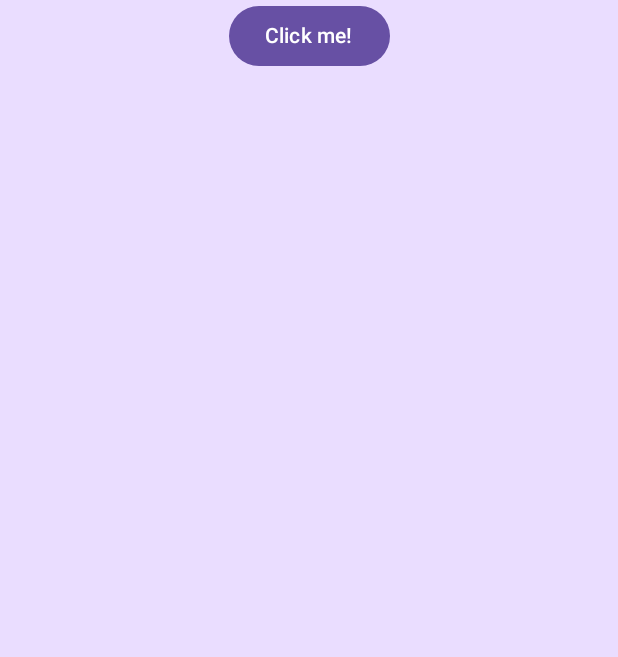
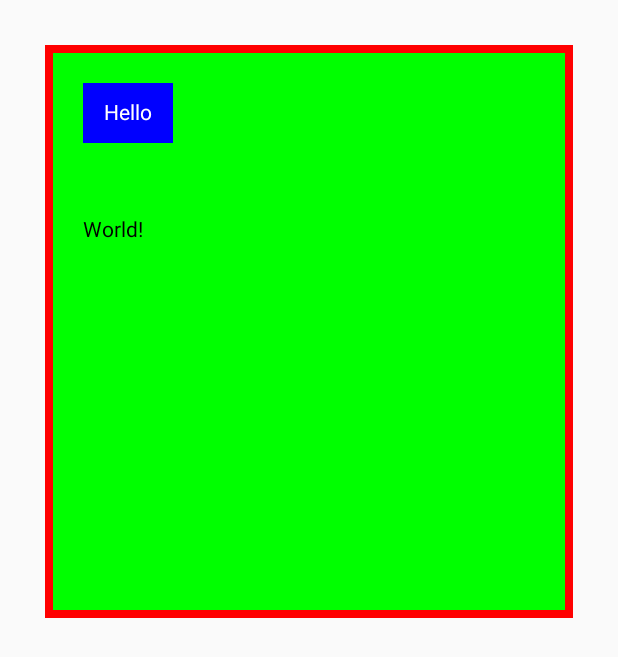
Before and after one commit to MohammadAssaf10/First-kotlin-KMP-App, an Android app built with Jetpack Compose: the screen it shows after launch (MainActivity), on a phone screen of 412 x 824 dp. Shown: the top 657 px of the screen. Run offline under Robolectric (Android 15) with nearby library versions, the phone set to English and light mode, and no system bars.

Commit message:
Column and Text

```diff
--- a/composeApp/src/androidMain/kotlin/org/example/project/MainActivity.kt
+++ b/composeApp/src/androidMain/kotlin/org/example/project/MainActivity.kt
@@ -4,8 +4,25 @@ import android.os.Bundle
 import androidx.activity.ComponentActivity
 import androidx.activity.compose.setContent
 import androidx.activity.enableEdgeToEdge
-import androidx.compose.runtime.Composable
-import androidx.compose.ui.tooling.preview.Preview
+import androidx.compose.foundation.background
+import androidx.compose.foundation.border
+import androidx.compose.foundation.clickable
+import androidx.compose.foundation.layout.Column
+import androidx.compose.foundation.layout.Spacer
+import androidx.compose.foundation.layout.fillMaxHeight
+import androidx.compose.foundation.layout.fillMaxWidth
+import androidx.compose.foundation.layout.height
+import androidx.compose.foundation.layout.offset
+import androidx.compose.foundation.layout.padding
+import androidx.compose.foundation.layout.width
+import androidx.compose.foundation.layout.wrapContentSize
+import androidx.compose.material3.Text
+import androidx.compose.ui.Alignment
+import androidx.compose.ui.Modifier
+import androidx.compose.ui.graphics.Color
+import androidx.compose.ui.text.style.TextAlign
+import androidx.compose.ui.text.style.TextDecoration
+import androidx.compose.ui.unit.dp
 
 class MainActivity : ComponentActivity() {
     override fun onCreate(savedInstanceState: Bundle?) {
@@ -13,13 +30,33 @@ class MainActivity : ComponentActivity() {
         super.onCreate(savedInstanceState)
 
         setContent {
-            App()
+            Column(
+                modifier = Modifier
+                    .padding(30.dp)
+                    .background(Color.Green)
+                    .fillMaxHeight(0.5f)
+                    .fillMaxWidth()
+                    .border(5.dp, Color.Red)
+                    .padding(25.dp)
+
+
+            ) {
+                Text(
+                    "Hello",
+                    modifier = Modifier
+                        .height(40.dp)
+                        .width(60.dp)
+                        .background(Color.Blue)
+                        .wrapContentSize(align = Alignment.Center)
+                        .clickable {
+                            println("Clicked")
+                        },
+                    textAlign = TextAlign.Center,
+                    color = Color.White,
+                )
+                Spacer(modifier = Modifier.height(50.dp))
+                Text("World!")
+            }
         }
     }
 }
-
-@Preview
-@Composable
-fun AppAndroidPreview() {
-    App()
-}
```
